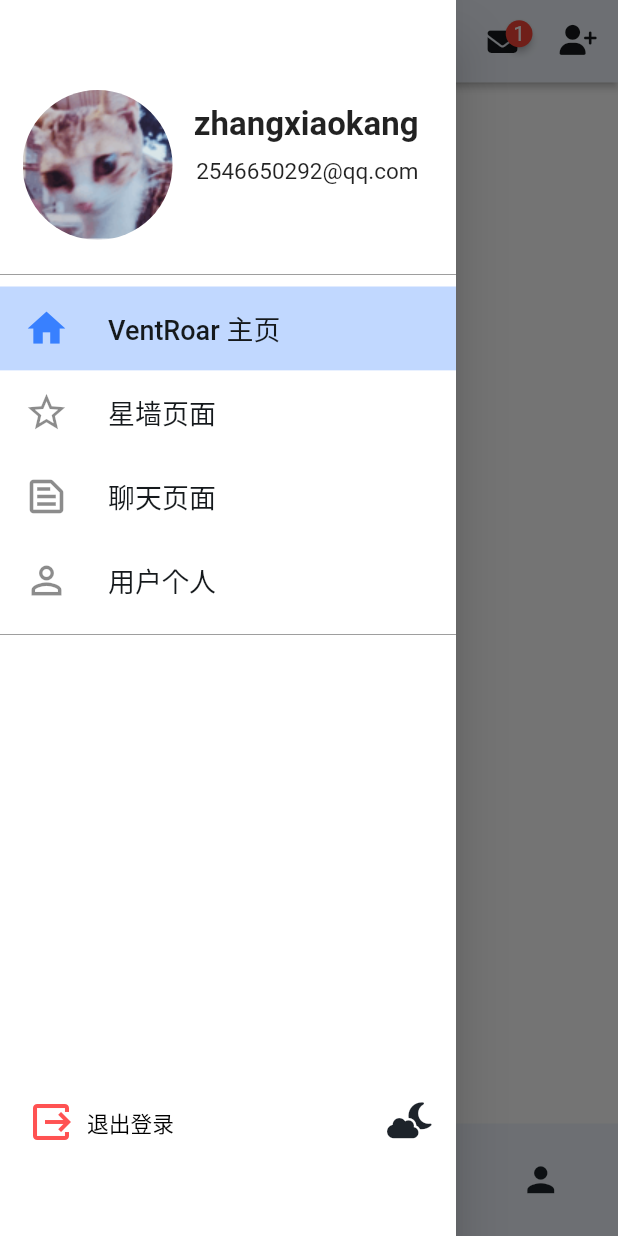
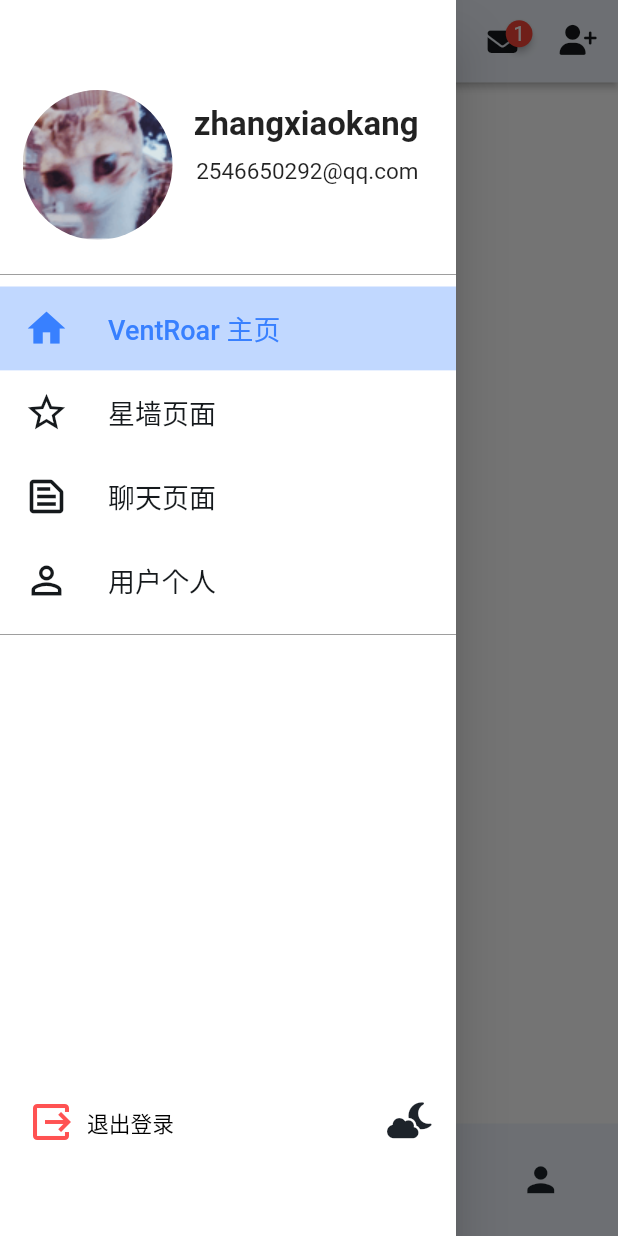
Before and after one commit to dsxksss/ventroar_app, a Flutter app: the screen it shows after launch, with the side drawer open, on a phone screen of 412 x 824 dp. Run offline on Flutter 3.47's test engine with Material 2 defaults, Android fonts, the phone set to English and light mode, and no system bars; drawn by our look-alikes of badges, curved_navigation_bar, getwidget; our stand-ins replace chat_bubbles, dio, flutter_slidable, fluttertoast, font_awesome_flutter, loading_animation_widget and 1 more; accounts and stored records are empty.

Commit message:
change:优化颜色属性调整

```diff
--- a/lib/drawer.dart
+++ b/lib/drawer.dart
@@ -17,9 +17,9 @@ class VDrawer extends StatefulWidget {
 class _VDrawerState extends State<VDrawer> {
   @override
   Widget build(BuildContext context) {
-    TextStyle _titleTextStyle = TextStyle(
-        fontSize: 18,
-        color: Theme.of(context).appBarTheme.titleTextStyle!.color);
+    TextStyle _titleTextStyle = const TextStyle(
+      fontSize: 18,
+    );
 
     double _iconSize = 30;
 
@@ -47,8 +47,6 @@ class _VDrawerState extends State<VDrawer> {
           Navigator.of(context).pop();
         },
         selected: _selectedIndex == 0 ? true : false,
-        selectedColor: const Color.fromARGB(255, 56, 128, 255),
-        selectedTileColor: const Color.fromARGB(79, 56, 129, 255),
       ),
       ListTile(
         leading: Icon(
@@ -64,8 +62,6 @@ class _VDrawerState extends State<VDrawer> {
           Navigator.of(context).pop();
         },
         selected: _selectedIndex == 1 ? true : false,
-        selectedColor: const Color.fromARGB(255, 56, 128, 255),
-        selectedTileColor: const Color.fromARGB(79, 56, 129, 255),
       ),
       ListTile(
         leading: Icon(
@@ -83,8 +79,6 @@ class _VDrawerState extends State<VDrawer> {
           Navigator.of(context).pop();
         },
         selected: _selectedIndex == 2 ? true : false,
-        selectedColor: const Color.fromARGB(255, 56, 128, 255),
-        selectedTileColor: const Color.fromARGB(79, 56, 129, 255),
       ),
       ListTile(
         leading: Icon(
@@ -100,8 +94,6 @@ class _VDrawerState extends State<VDrawer> {
           Navigator.of(context).pop();
         },
         selected: _selectedIndex == 3 ? true : false,
-        selectedColor: const Color.fromARGB(255, 56, 128, 255),
-        selectedTileColor: const Color.fromARGB(79, 56, 129, 255),
       ),
     ];
 
--- a/lib/themes/dark_theme.dart
+++ b/lib/themes/dark_theme.dart
@@ -35,7 +35,11 @@ ThemeData darkTheme(BuildContext context) {
       selectedLabelStyle: null,
     ),
     listTileTheme: ListTileThemeData(
-      tileColor: VColors.vBg100,
+      tileColor: VDarkThemeColors.listTileColors["tileColor"],
+      iconColor: VDarkThemeColors.listTileColors["iconColor"],
+      textColor: VDarkThemeColors.listTileColors["textColor"],
+      selectedColor: VDarkThemeColors.listTileColors["selectedColor"],
+      selectedTileColor: VDarkThemeColors.listTileColors["selectedTileColor"],
     ),
   );
 }
--- a/lib/themes/light_theme.dart
+++ b/lib/themes/light_theme.dart
@@ -23,6 +23,8 @@ ThemeData lightTheme(BuildContext context) {
     backgroundColor: VLightThemeColors.pageBG,
     drawerTheme: DrawerThemeData(
       backgroundColor: VLightThemeColors.drawerColors["bg"],
+      //模态幕布颜色
+      // scrimColor: Colors.red,
     ),
     bottomNavigationBarTheme: BottomNavigationBarThemeData(
       elevation: 0,
@@ -35,7 +37,11 @@ ThemeData lightTheme(BuildContext context) {
       selectedLabelStyle: null,
     ),
     listTileTheme: ListTileThemeData(
-      tileColor: VColors.vStext,
+      tileColor: VLightThemeColors.listTileColors["tileColor"],
+      iconColor: VLightThemeColors.listTileColors["iconColor"],
+      textColor: VLightThemeColors.listTileColors["textColor"],
+      selectedColor: VLightThemeColors.listTileColors["selectedColor"],
+      selectedTileColor: VLightThemeColors.listTileColors["selectedTileColor"],
     ),
   );
 }
```
Also changed, not shown: lib/themes/vcolors.dart (+20 -0 lines).
